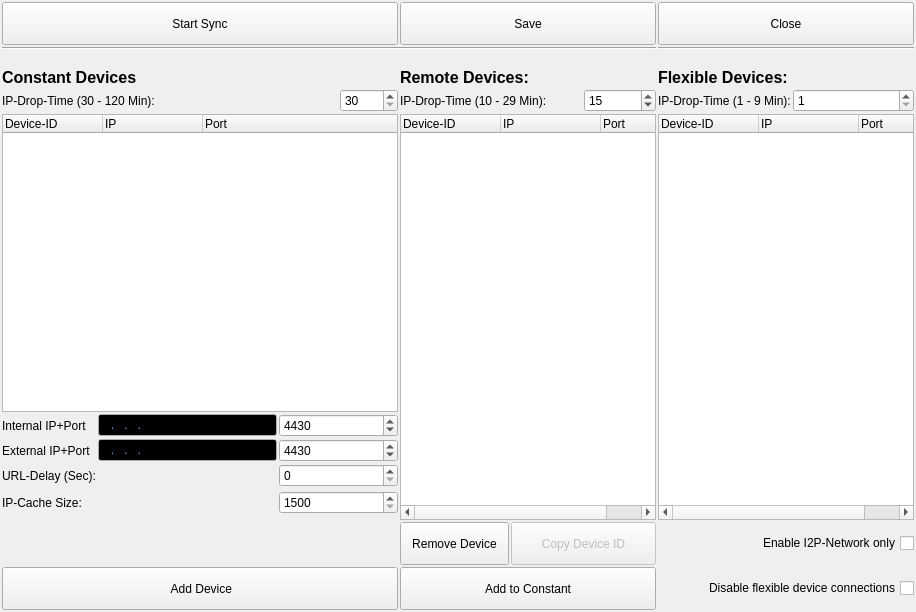
The window that ui/connection-display.ui (berndhs/arado) describes before a commit, drawn with Qt 5.
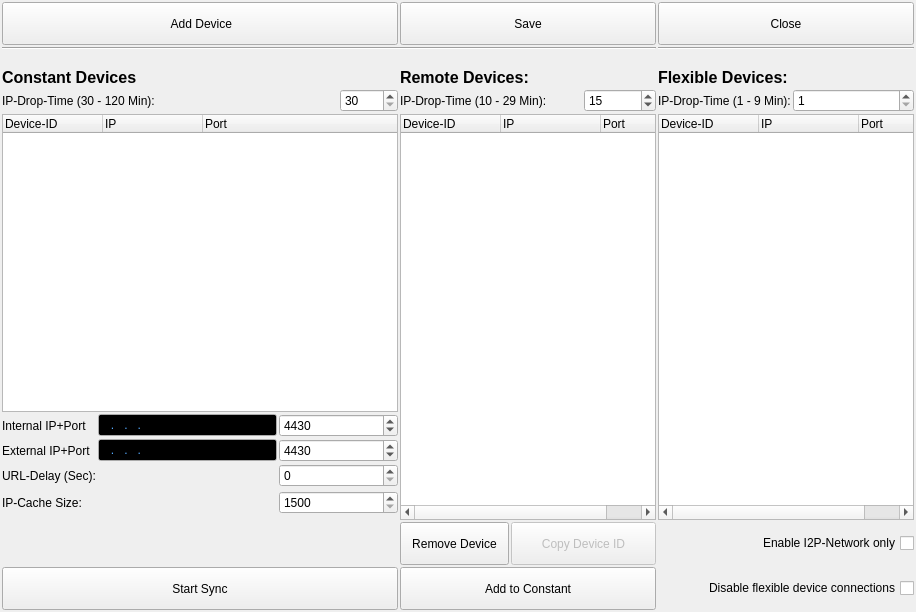
The same window after the commit. Icons and pictures are not drawn.

Commit message: switched buttons for better mouse processes.

```diff
--- a/ui/connection-display.ui
+++ b/ui/connection-display.ui
@@ -479,32 +479,6 @@
      </property>
     </widget>
    </item>
-   <item row="0" column="0" colspan="6">
-    <widget class="QPushButton" name="buttonStartSync">
-     <property name="minimumSize">
-      <size>
-       <width>0</width>
-       <height>43</height>
-      </size>
-     </property>
-     <property name="toolTip">
-      <string>Asks connected devices for their trusted, recommended and episodic Device-IP-Lists. Trusted Devices are transfered to Recommended List. All other into Episodic List.</string>
-     </property>
-     <property name="text">
-      <string>Start Sync</string>
-     </property>
-     <property name="icon">
-      <iconset resource="../arado.qrc">
-       <normaloff>:/images/noatunloopsong.png</normaloff>:/images/noatunloopsong.png</iconset>
-     </property>
-     <property name="iconSize">
-      <size>
-       <width>32</width>
-       <height>32</height>
-      </size>
-     </property>
-    </widget>
-   </item>
    <item row="0" column="6" colspan="4">
     <widget class="QPushButton" name="pushButton_savesettings_2">
      <property name="enabled">
@@ -694,7 +668,7 @@
      </property>
     </widget>
    </item>
-   <item row="21" column="0" colspan="6">
+   <item row="0" column="0" colspan="6">
     <widget class="QPushButton" name="buttonAddDevice">
      <property name="minimumSize">
       <size>
@@ -726,6 +700,32 @@
      </property>
     </widget>
    </item>
+   <item row="21" column="0" colspan="6">
+    <widget class="QPushButton" name="buttonStartSync">
+     <property name="minimumSize">
+      <size>
+       <width>0</width>
+       <height>43</height>
+      </size>
+     </property>
+     <property name="toolTip">
+      <string>Asks connected devices for their trusted, recommended and episodic Device-IP-Lists. Trusted Devices are transfered to Recommended List. All other into Episodic List.</string>
+     </property>
+     <property name="text">
+      <string>Start Sync</string>
+     </property>
+     <property name="icon">
+      <iconset resource="../arado.qrc">
+       <normaloff>:/images/noatunloopsong.png</normaloff>:/images/noatunloopsong.png</iconset>
+     </property>
+     <property name="iconSize">
+      <size>
+       <width>32</width>
+       <height>32</height>
+      </size>
+     </property>
+    </widget>
+   </item>
   </layout>
   <action name="actionAddServer">
    <property name="icon">
```
